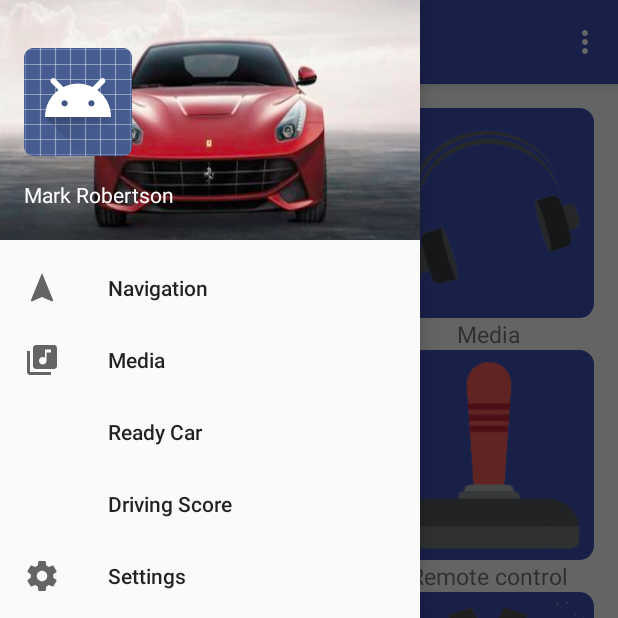
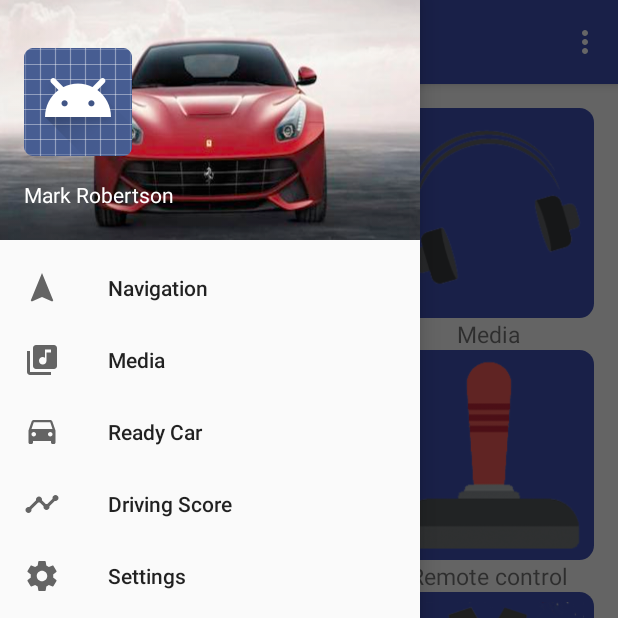
Before and after one commit to ChrisLane/car-control, an Android app: the MainActivity screen opened directly, with no data from a screen before it, with the side drawer open, on a phone screen of 412 x 824 dp, the top half of it. Run offline under Robolectric (Android 15) with nearby library versions, the phone set to English and light mode, and no system bars.

Commit message:
Add menu item icons

```diff
--- /dev/null
+++ b/app/src/main/res/drawable/ic_menu_driving_score.xml
@@ -0,0 +1,9 @@
+<vector xmlns:android="http://schemas.android.com/apk/res/android"
+        android:width="24dp"
+        android:height="24dp"
+        android:viewportWidth="24.0"
+        android:viewportHeight="24.0">
+    <path
+        android:fillColor="#FF000000"
+        android:pathData="M23,8c0,1.1 -0.9,2 -2,2 -0.18,0 -0.35,-0.02 -0.51,-0.07l-3.56,3.55c0.05,0.16 0.07,0.34 0.07,0.52 0,1.1 -0.9,2 -2,2s-2,-0.9 -2,-2c0,-0.18 0.02,-0.36 0.07,-0.52l-2.55,-2.55c-0.16,0.05 -0.34,0.07 -0.52,0.07s-0.36,-0.02 -0.52,-0.07l-4.55,4.56c0.05,0.16 0.07,0.33 0.07,0.51 0,1.1 -0.9,2 -2,2s-2,-0.9 -2,-2 0.9,-2 2,-2c0.18,0 0.35,0.02 0.51,0.07l4.56,-4.55C8.02,9.36 8,9.18 8,9c0,-1.1 0.9,-2 2,-2s2,0.9 2,2c0,0.18 -0.02,0.36 -0.07,0.52l2.55,2.55c0.16,-0.05 0.34,-0.07 0.52,-0.07s0.36,0.02 0.52,0.07l3.55,-3.56C19.02,8.35 19,8.18 19,8c0,-1.1 0.9,-2 2,-2s2,0.9 2,2z"/>
+</vector>
--- /dev/null
+++ b/app/src/main/res/drawable/ic_menu_ready_car.xml
@@ -0,0 +1,9 @@
+<vector xmlns:android="http://schemas.android.com/apk/res/android"
+        android:width="24dp"
+        android:height="24dp"
+        android:viewportWidth="24.0"
+        android:viewportHeight="24.0">
+    <path
+        android:fillColor="#FF000000"
+        android:pathData="M18.92,5.01C18.72,4.42 18.16,4 17.5,4h-11c-0.66,0 -1.21,0.42 -1.42,1.01L3,11v8c0,0.55 0.45,1 1,1h1c0.55,0 1,-0.45 1,-1v-1h12v1c0,0.55 0.45,1 1,1h1c0.55,0 1,-0.45 1,-1v-8l-2.08,-5.99zM6.5,15c-0.83,0 -1.5,-0.67 -1.5,-1.5S5.67,12 6.5,12s1.5,0.67 1.5,1.5S7.33,15 6.5,15zM17.5,15c-0.83,0 -1.5,-0.67 -1.5,-1.5s0.67,-1.5 1.5,-1.5 1.5,0.67 1.5,1.5 -0.67,1.5 -1.5,1.5zM5,10l1.5,-4.5h11L19,10L5,10z"/>
+</vector>
--- a/app/src/main/res/menu/activity_main_drawer.xml
+++ b/app/src/main/res/menu/activity_main_drawer.xml
@@ -12,9 +12,11 @@
                 android:title="@string/nav_media"/>
         <item
                 android:id="@+id/nav_ready_car"
+                android:icon="@drawable/ic_menu_ready_car"
                 android:title="@string/nav_ready_car"/>
         <item
                 android:id="@+id/nav_driving_score"
+                android:icon="@drawable/ic_menu_driving_score"
                 android:title="@string/nav_driving_score"/>
         <item
                 android:id="@+id/nav_settings"
```
